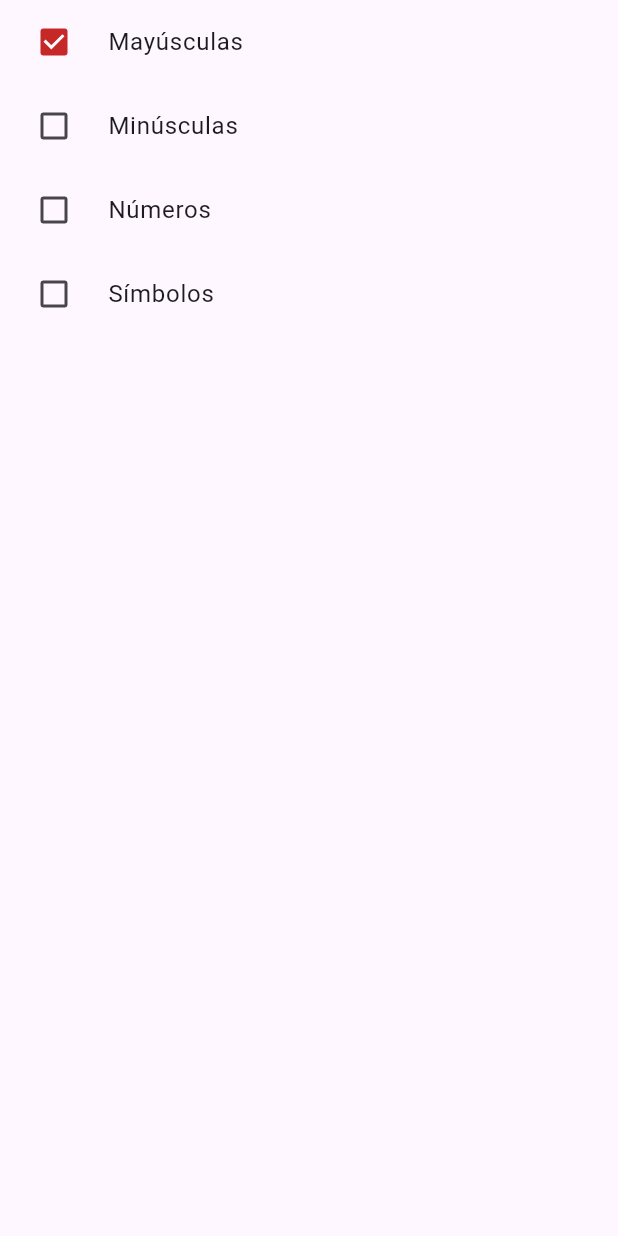
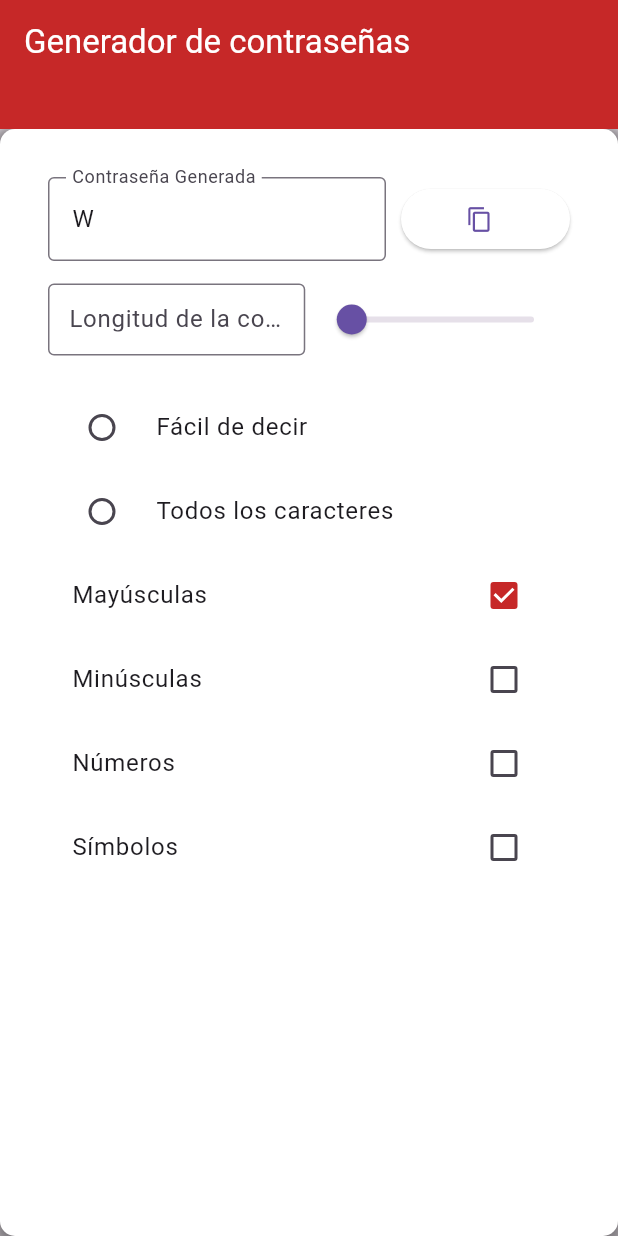
Before and after one commit to PaulinaMS2/Generator-Password-Flutter, a Flutter app: the screen it shows after launch, after a tap on "Mayúsculas", on a phone screen of 412 x 824 dp. Run offline on Flutter 3.47's test engine with Material 3 defaults, Android fonts, the phone set to English and light mode, and no system bars.

Commit message:
feat: Entrega Generador contraseñas

```diff
--- a/lib/main.dart
+++ b/lib/main.dart
@@ -1,6 +1,5 @@
 import 'package:flutter/material.dart';
-import 'package:generador_password/views/widgets/textPassword.dart';
-import 'package:generador_password/views/widgets/Checkbox.dart';
+import 'package:generador_password/views/generator_password.dart';
 
 void main() {
   runApp(const MainApp());
@@ -13,7 +12,7 @@ class MainApp extends StatelessWidget {
   Widget build(BuildContext context) {
     return MaterialApp(
       home: Scaffold(
-        body: CheckboxWidget(),
+        body: GeneratorPassword()
 
 
       ),
--- /dev/null
+++ b/lib/models/create_password.dart
@@ -0,0 +1,36 @@
+import 'dart:math';
+
+String createPassword({
+  required double length,
+  required bool includeUppercase,
+  required bool includeLowercase,
+  required bool includeNumbers,
+  required bool includeSymbols,
+}) {
+  String uppercaseChars = 'ABCDEFGHIJKLMNOPQRSTUVWXYZ';
+  String lowercaseChars = 'abcdefghijklmnopqrstuvwxyz';
+  String numericChars = '0123456789';
+  String symbolChars = '!@#%^&*()-_=+{}[]|;:,.<>?';
+
+  String chars = '';
+
+  if (includeUppercase) chars += uppercaseChars;
+  if (includeLowercase) chars += lowercaseChars;
+  if (includeNumbers) chars += numericChars;
+  if (includeSymbols) chars += symbolChars;
+
+  if (chars.isEmpty) {
+    return '';
+  }
+
+  Random random = Random();
+
+  String password = '';
+
+  for (var i = 0; i < length; i++) {
+    int randomI = random.nextInt(chars.length);
+    password += chars[randomI];
+  }
+
+  return password;
+}
--- /dev/null
+++ b/lib/views/generator_password.dart
@@ -0,0 +1,215 @@
+
+import 'package:flutter/material.dart';
+import 'package:flutter/services.dart';
+import 'package:generador_password/views/widgets/checkbox.dart';
+import 'package:generador_password/views/widgets/length_password_text.dart';
+import 'package:generador_password/views/widgets/slider_length.dart';
+import 'package:generador_password/models/create_password.dart';
+
+class GeneratorPassword extends StatefulWidget {
+  const GeneratorPassword({Key? key}) : super(key: key);
+
+  @override
+  _GeneratorPasswordState createState() => _GeneratorPasswordState();
+}
+
+class _GeneratorPasswordState extends State<GeneratorPassword> {
+  final TextEditingController _lengthController = TextEditingController();
+  double _passwordLength = 1;
+
+  Map<String, dynamic> values = {
+    'uppercase': false,
+    'lowercase': false,
+    'numbers': false,
+    'symbols': false,
+    'tipePassword': false
+  };
+
+  String _generatedPassword = '';
+
+  @override
+  Widget build(BuildContext context) {
+    return Scaffold(
+      appBar: AppBar(
+        title: const Text(
+          "Generador de contraseñas",
+          style: TextStyle(color: Colors.white),
+        ),
+        backgroundColor: Colors.red.shade800,
+        bottom: const PreferredSize(
+          preferredSize: Size.fromHeight(30),
+          child: Padding(
+            padding: EdgeInsets.only(left: 16, bottom: 8),
+            child: Align(
+              alignment: Alignment.centerLeft,
+            ),
+          ),
+        ),
+      ),
+      body: Center(
+        child: Container(
+          decoration: BoxDecoration(
+            color: Colors.white,
+            borderRadius: BorderRadius.circular(10),
+            boxShadow: [
+              BoxShadow(
+                color: Colors.black.withOpacity(0.5),
+                spreadRadius: 5,
+                blurRadius: 7,
+                offset: Offset(0, 3),
+              ),
+            ],
+          ),
+          padding: EdgeInsets.all(16),
+          child: ListView(
+            children: [
+              Padding(
+                padding: const EdgeInsets.all(16.0),
+                child: Column(
+                  crossAxisAlignment: CrossAxisAlignment.stretch,
+                  children: [
+                    Row(
+                      children: [
+                        Expanded(
+                          flex: 2,
+                          child: TextField(
+                            readOnly: false,
+                            decoration: const InputDecoration(
+                              labelText: "Contraseña Generada",
+                              border: OutlineInputBorder(),
+                            ),
+                            controller:
+                                TextEditingController(text: _generatedPassword),
+                          ),
+                        ),
+                        const SizedBox(width: 10),
+                        Expanded(
+                          flex: 1,
+                          child: ElevatedButton.icon(
+                            onPressed: () {
+                              _copyToClipboard();
+                            },
+                            icon: const Icon(Icons.content_copy),
+                            label: const SizedBox.shrink(),
+                            style: ButtonStyle(
+                              backgroundColor:
+                                  MaterialStateProperty.all(Colors.white),
+                              padding: MaterialStateProperty.all(
+                                  EdgeInsets.zero),
+                            ),
+                          ),
+                        ),
+                      ],
+                    ),
+                    const SizedBox(
+                      height: 15,
+                    ),
+                    Row(
+                      children: [
+                        Expanded(
+                          flex: 1,
+                          child: PasswordLengthTextField(
+                            controller: _lengthController,
+                            onChanged: (String value) {
+                              setState(() {
+                                _passwordLength = int.parse(value).toDouble();
+                                _generatedPassword = _generatePassword();
+                              });
+                            },
+                          ),
+                        ),
+                        const SizedBox(width: 5),
+                        Expanded(
+                          flex: 1,
+                          child: PasswordLengthSlider(
+                            passwordLength: _passwordLength,
+                            onChanged: (double value) {
+                              setState(() {
+                                _passwordLength = value.toDouble();
+                                _lengthController.text = value.toInt().toString();
+                                _generatedPassword = _generatePassword();
+                              });
+                            },
+                          ),
+                        ),
+                      ],
+                    ),
+                    const SizedBox(height: 20),
+                    RadioListTile(
+                      title: const Text("Fácil de decir"),
+                      value: true,
+                      groupValue: values['tipePassword'],
+                      activeColor: Colors.red.shade800,
+                      onChanged: (value) {
+                        setState(() {
+                          values['tipePassword'] = value;
+                          if (values['tipePassword']) {
+                            values['uppercase'] = true;
+                            values['lowercase'] = true;
+                            values['numbers'] = false;
+                            values['symbols'] = false;
+                            _generatedPassword = _generatePassword();
+                          }
+                        });
+                      },
+                    ),
+                    RadioListTile(
+                      title: const Text("Todos los caracteres"),
+                      value: false,
+                      groupValue: values['tipoContrasenia'],
+                      activeColor: Colors.red.shade800,
+                      onChanged: (value) {
+                        setState(() {
+                          values['tipePassword'] = value;
+                          if (!values['tipePassword']) {
+                            values['uppercase'] = true;
+                            values['lowercase'] = true;
+                            values['numbers'] = true;
+                            values['symbols'] = true;
+                            _generatedPassword = _generatePassword();
+                          }
+                        });
+                      },
+                    ),
+                    CheckboxWidget(
+                      uppercase: values['uppercase'],
+                      lowercase: values['lowercase'],
+                      numbers: values['numbers'],
+                      symbols: values['symbols'],
+                      onChanged: (bool? value, String option) {
+                        setState(() {
+                          values[option] = value!;
+                          _generatedPassword = _generatePassword();
+                        });
+                      },
+                    ),
+                  ],
+                ),
+              ),
+            ],
+          ),
+        ),
+      ),
+    );
+  }
+
+  void _copyToClipboard() {
+    Clipboard.setData(ClipboardData(text: _generatedPassword));
+    ScaffoldMessenger.of(context).showSnackBar(
+      const SnackBar(content: Text('Contraseña copiada al portapapeles')),
+    );
+  }
+
+  String _generatePassword() {
+    setState(() {
+      _generatedPassword = createPassword(
+        length: _passwordLength,
+        includeUppercase: values['uppercase'],
+        includeLowercase: values['lowercase'],
+        includeNumbers: values['numbers'],
+        includeSymbols: values['symbols'],
+      );
+    });
+    return _generatedPassword;
+  }
+}
--- a/lib/views/slider.dart
+++ /dev/null
@@ -1 +0,0 @@
-import 'package:flutter/material.dart';
--- a/lib/views/widgets/Checkbox.dart
+++ b/lib/views/widgets/Checkbox.dart
@@ -1,69 +1,52 @@
 import 'package:flutter/material.dart';
 
-class CheckboxWidget extends StatefulWidget {
-  CheckboxWidget({Key? key}) : super(key: key);
 
-  @override
-  State<CheckboxWidget> createState() => _CheckboxWidgetState();
-}
+class CheckboxWidget extends StatelessWidget {
+  final bool uppercase;
+  final bool lowercase;
+  final bool numbers;
+  final bool symbols;
+  final Function(bool?, String) onChanged;
 
-class _CheckboxWidgetState extends State<CheckboxWidget> {
-  Map<String, dynamic> values = {
-    'Mayúsculas': false,
-    'Minúsculas': false,
-    'Números': false,
-    'Símbolos': false,
-  };
+  const CheckboxWidget({super.key,
+    required this.uppercase,
+    required this.lowercase,
+    required this.numbers,
+    required this.symbols,
+    required this.onChanged,
+  });
+
 
   @override
   Widget build(BuildContext context) {
     return Column(
-      children: [
+      children:<Widget>[
         CheckboxListTile(
-          controlAffinity: ListTileControlAffinity.leading, // Alinea la caja de verificación a la izquierda
           title: const Text("Mayúsculas"),
-          value: values["Mayúsculas"],
+          value: uppercase,
           activeColor: Colors.red.shade800,
-          onChanged: (newValue) {
-            setState(() {
-              values["Mayúsculas"] = newValue;
-            });
-          },
+          onChanged: (value) => onChanged(value, 'uppercase'),
         ),
         CheckboxListTile(
-          controlAffinity: ListTileControlAffinity.leading, // Alinea la caja de verificación a la izquierda
           title: const Text("Minúsculas"),
-          value: values["Minúsculas"],
+          value: lowercase,
           activeColor: Colors.red.shade800,
-          onChanged: (newValue) {
-            setState(() {
-              values["Minúsculas"] = newValue;
-            });
-          },
+          onChanged: (value) => onChanged(value, 'lowercase'),
         ),
         CheckboxListTile(
-          controlAffinity: ListTileControlAffinity.leading, // Alinea la caja de verificación a la izquierda
           title: const Text("Números"),
-          value: values["Números"],
+          value: numbers,
           activeColor: Colors.red.shade800,
-          onChanged: (newValue) {
-            setState(() {
-              values["Números"] = newValue;
-            });
-          },
+          onChanged: (value) => onChanged(value, 'numbers'),
         ),
         CheckboxListTile(
-          controlAffinity: ListTileControlAffinity.leading, // Alinea la caja de verificación a la izquierda
           title: const Text("Símbolos"),
-          value: values["Símbolos"],
+          value: symbols,
           activeColor: Colors.red.shade800,
-          onChanged: (newValue) {
-            setState(() {
-              values["Símbolos"] = newValue;
-            });
-          },
+          onChanged: (value) => onChanged(value, 'symbols'),
         ),
-      ],
+
+
+      ]
     );
-  }
-}
+  }}
--- /dev/null
+++ b/lib/views/widgets/length_password_text.dart
@@ -0,0 +1,26 @@
+import 'package:flutter/material.dart';
+import 'package:flutter/services.dart';
+
+class PasswordLengthTextField extends StatelessWidget {
+  final TextEditingController controller;
+  final Function(String) onChanged;
+
+  const PasswordLengthTextField({super.key, required this.controller, required this.onChanged});
+
+  @override
+  Widget build(BuildContext context) {
+    return TextField(
+      controller: controller,
+      keyboardType: TextInputType.number,
+      inputFormatters: [FilteringTextInputFormatter.digitsOnly],
+      decoration: InputDecoration(
+                        labelText: "Longitud de la contraseña",
+                        contentPadding: EdgeInsets.symmetric(
+                        vertical: 10, horizontal: 10),
+                        border: OutlineInputBorder(
+                        borderSide: BorderSide(color: Colors.red.shade800)),
+                        ),
+      onChanged: onChanged,
+    );
+  }
+}
--- a/lib/views/widgets/textPassword.dart
+++ /dev/null
@@ -1,37 +0,0 @@
-import 'package:flutter/material.dart';
-import 'package:flutter/services.dart';
-
-
-class CopyTextField extends StatelessWidget {
-  final TextEditingController _textEditingController = TextEditingController();
-
-  @override
-  Widget build(BuildContext context) {
-    return Row(
-      mainAxisAlignment: MainAxisAlignment.center,
-      children: [
-        Expanded(
-          child: Padding(
-            padding: EdgeInsets.all(8.0),
-            child: TextField(
-              controller: _textEditingController,
-              decoration: InputDecoration(
-                hintText: 'Enter text',
-                border: OutlineInputBorder(),
-              ),
-            ),
-          ),
-        ),
-        IconButton(
-          icon: Icon(Icons.content_copy),
-          onPressed: () {
-            Clipboard.setData(ClipboardData(text: _textEditingController.text));
-            ScaffoldMessenger.of(context).showSnackBar(
-              SnackBar(content: Text('Copiado!')),
-            );
-          },
-        ),
-      ],
-    );
-  }
-}
```
Also changed, not shown: lib/views/widgets/slider_length.dart (renamed from lib/views/widgets/SliderLength.dart), 1 other file.
